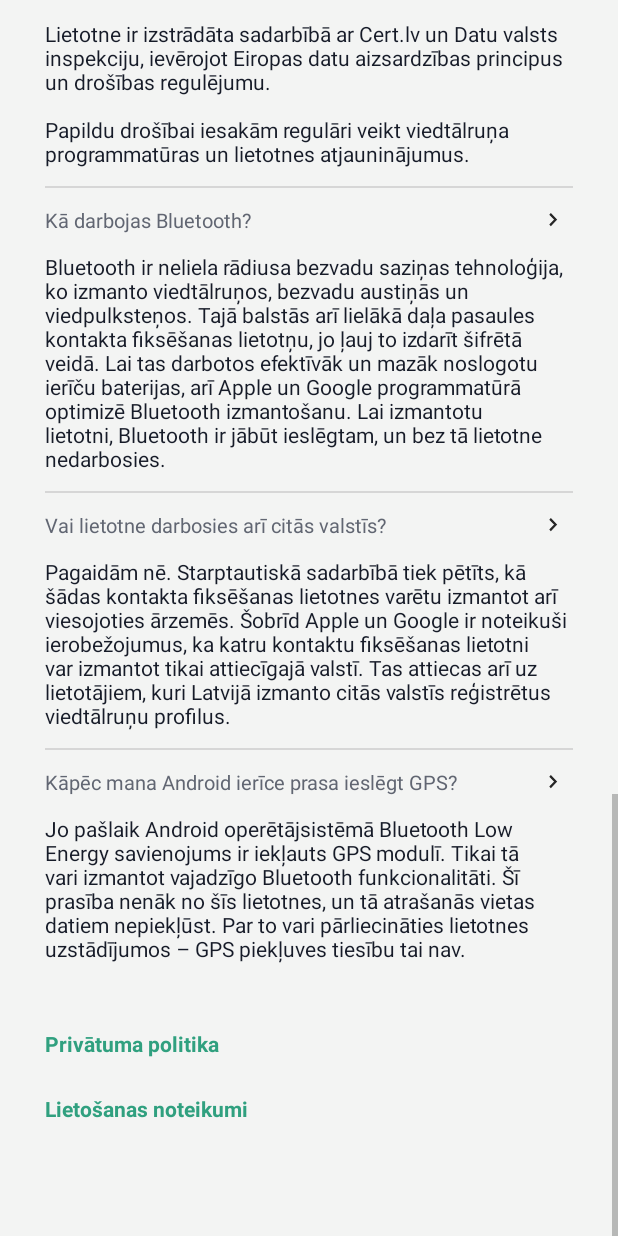
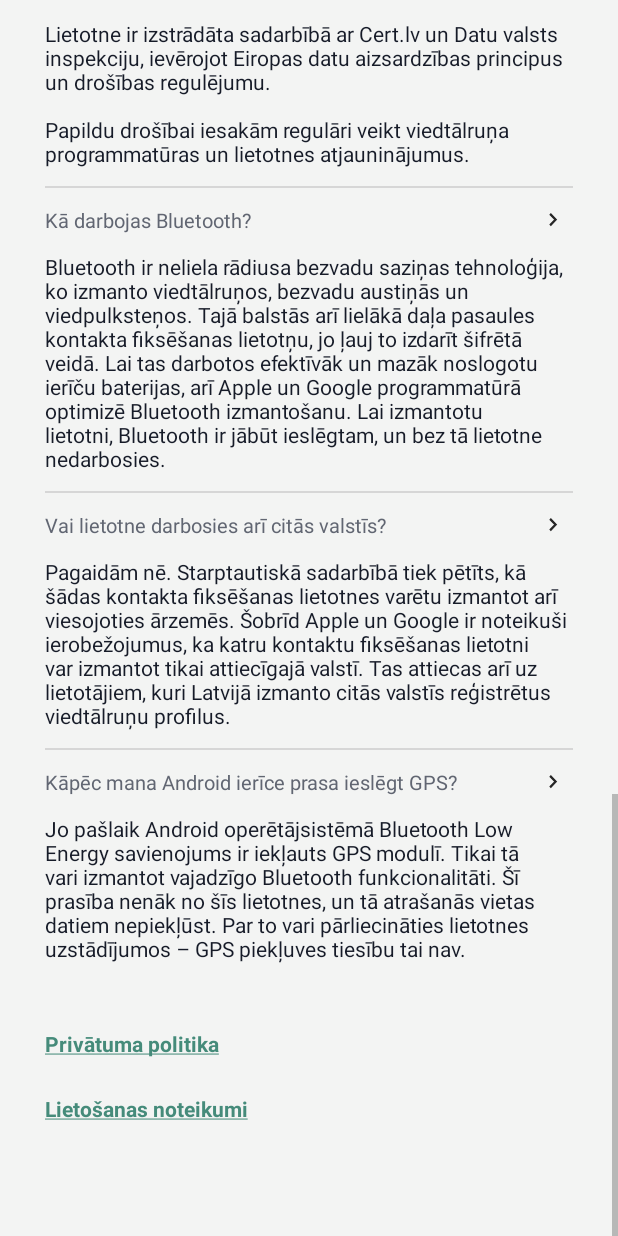
Before and after one commit to ApturiCOVID/apturicovid-android, an Android app: the fragment InformationFragment shown on its own in the app's theme, scrolled down 1478 dp, on a phone screen of 412 x 824 dp. Run offline under Robolectric (Android 15) with nearby library versions, the light colour scheme and no system bars; our stand-ins replace Dagger/Hilt's generated code, RxJava, Timber, data binding; libraries missing offline, so code that uses them is left out: com.moczul.ok2curl, net.cachapa.expandablelayout; plain views replace ExpandableLayout; 4 statements that could not run were skipped.

Commit message:
Use hyperlinks in InformationFragment

```diff
--- a/app/src/main/java/lv/spkc/apturicovid/ui/information/InformationFragment.kt
+++ b/app/src/main/java/lv/spkc/apturicovid/ui/information/InformationFragment.kt
@@ -1,8 +1,7 @@
 package lv.spkc.apturicovid.ui.information
 
-import android.content.Intent
-import android.net.Uri
 import android.os.Bundle
+import android.text.method.LinkMovementMethod
 import android.view.LayoutInflater
 import android.view.View
 import android.view.ViewGroup
@@ -14,7 +13,6 @@ import kotlinx.android.synthetic.main.fragment_information.*
 import lv.spkc.apturicovid.R
 import lv.spkc.apturicovid.activity.viewmodel.BaseViewModel
 import lv.spkc.apturicovid.databinding.FragmentInformationBinding
-import lv.spkc.apturicovid.extension.setOnDebounceClickListener
 import lv.spkc.apturicovid.ui.BaseFragment
 import net.cachapa.expandablelayout.ExpandableLayout
 
@@ -44,13 +42,8 @@ class InformationFragment : BaseFragment(), View.OnClickListener {
             questionContainer8.setOnClickListener(this@InformationFragment)
             questionContainer9.setOnClickListener(this@InformationFragment)
 
-            termsOfUseView.setOnDebounceClickListener {
-                showTerms()
-            }
-
-            privacyPolicyLinkView.setOnDebounceClickListener {
-                showPrivacyPolicy()
-            }
+            termsOfUseView.movementMethod = LinkMovementMethod()
+            privacyPolicyLinkView.movementMethod = LinkMovementMethod()
         }
     }
 
@@ -79,17 +72,4 @@ class InformationFragment : BaseFragment(), View.OnClickListener {
             imageView.setImageResource(R.drawable.faq_expand)
         }
     }
-
-    private fun startBrowserIntentWithUrl(url: String) {
-        val browserIntent = Intent(Intent.ACTION_VIEW, Uri.parse(url))
-        startActivity(browserIntent)
-    }
-
-    private fun showPrivacyPolicy() {
-        startBrowserIntentWithUrl(getString(R.string.privacy_policy_url))
-    }
-
-    private fun showTerms() {
-        startBrowserIntentWithUrl(getString(R.string.terms_of_use_url))
-    }
 }
--- a/app/src/main/res/layout/fragment_information.xml
+++ b/app/src/main/res/layout/fragment_information.xml
@@ -713,9 +713,10 @@
                     android:layout_marginTop="32dp"
                     android:layout_marginEnd="@dimen/fragment_text_horizontal_margin"
                     android:layout_marginBottom="@dimen/faq_margin_vertical"
-                    android:text="@string/faq_privacy_policy"
-                    android:textStyle="bold"
-                    android:textColor="@color/colorButton" />
+                    android:text="@string/faq_privacy_policy_hyperlink"
+                    android:textColor="@color/primaryTextColor"
+                    android:textColorLink="@color/hyperlinkColor"
+                    android:textStyle="bold" />
 
                 <TextView
                     android:id="@+id/termsOfUseView"
@@ -725,9 +726,10 @@
                     android:layout_marginTop="@dimen/faq_margin_vertical"
                     android:layout_marginEnd="@dimen/fragment_text_horizontal_margin"
                     android:layout_marginBottom="75dp"
-                    android:textStyle="bold"
-                    android:text="@string/faq_terms_of_use"
-                    android:textColor="@color/colorButton" />
+                    android:text="@string/faq_terms_of_use_hyperlink"
+                    android:textColor="@color/primaryTextColor"
+                    android:textColorLink="@color/hyperlinkColor"
+                    android:textStyle="bold" />
 
             </LinearLayout>
         </androidx.constraintlayout.widget.ConstraintLayout>
--- a/app/src/main/res/values/strings.xml
+++ b/app/src/main/res/values/strings.xml
@@ -139,8 +139,8 @@
     <string name="faq_question_9">Kāpēc mana Android ierīce prasa ieslēgt GPS?</string>
     <string name="faq_answer_9">Jo pašlaik Android operētājsistēmā Bluetooth Low Energy savienojums ir iekļauts GPS modulī. Tikai tā vari izmantot vajadzīgo Bluetooth funkcionalitāti. Šī prasība nenāk no šīs lietotnes, un tā atrašanās vietas datiem nepiekļūst. Par to vari pārliecināties lietotnes uzstādījumos – GPS piekļuves tiesību tai nav.</string>
 
-    <string name="faq_privacy_policy">Privātuma politika</string>
-    <string name="faq_terms_of_use">Lietošanas noteikumi</string>
+    <string name="faq_privacy_policy_hyperlink"><a href="https://apturicovid.lv/privatuma-politika#lv">Privātuma politika</a></string>
+    <string name="faq_terms_of_use_hyperlink"><a href="https://apturicovid.lv/lietosanas-noteikumi#lv">Lietošanas noteikumi</a></string>
 
     <string name="label_success_close">Aizvērt</string>
     <string name="confirm_turn_off_tracking_text">Vai tiešām turpināt ar izslēgtu kontakta fiksēšanu?</string>
@@ -177,8 +177,6 @@
     <string name="location_services_notification_channel_description" translatable="false">Location services notification alerts.</string>
 
     <string name="share_link">https://www.apturicovid.lv/</string>
-    <string name="privacy_policy_url">https://apturicovid.lv/privatuma-politika</string>
-    <string name="terms_of_use_url">https://apturicovid.lv/lietosanas-noteikumi</string>
     <string name="detailed_statistics_url" translatable="false">https://www.spkc.gov.lv/lv/aktualitates-par-covid-19</string>
 
     <string name="lv_language_code" translatable="false">LV</string>
```
Also changed, not shown: 2 other files.
